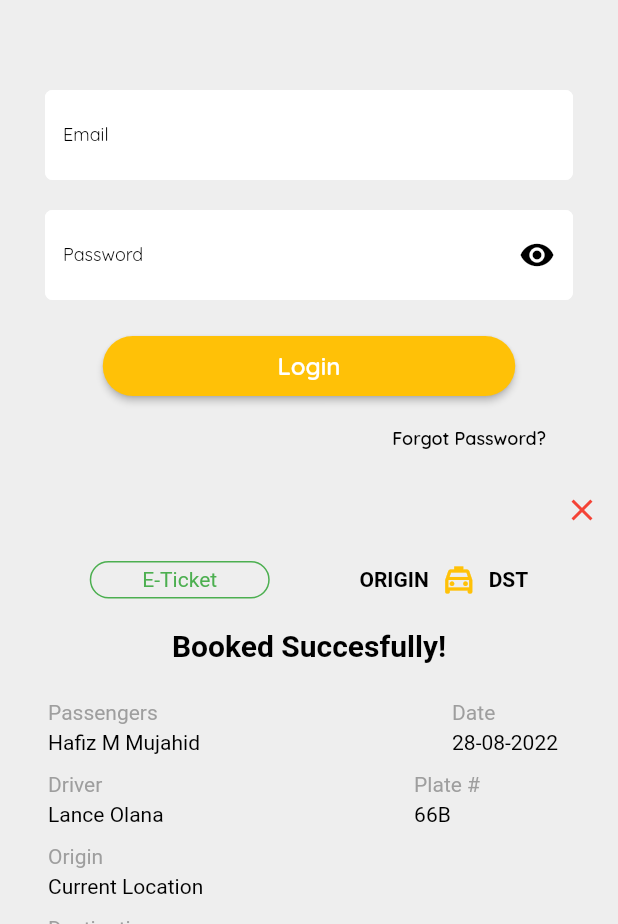
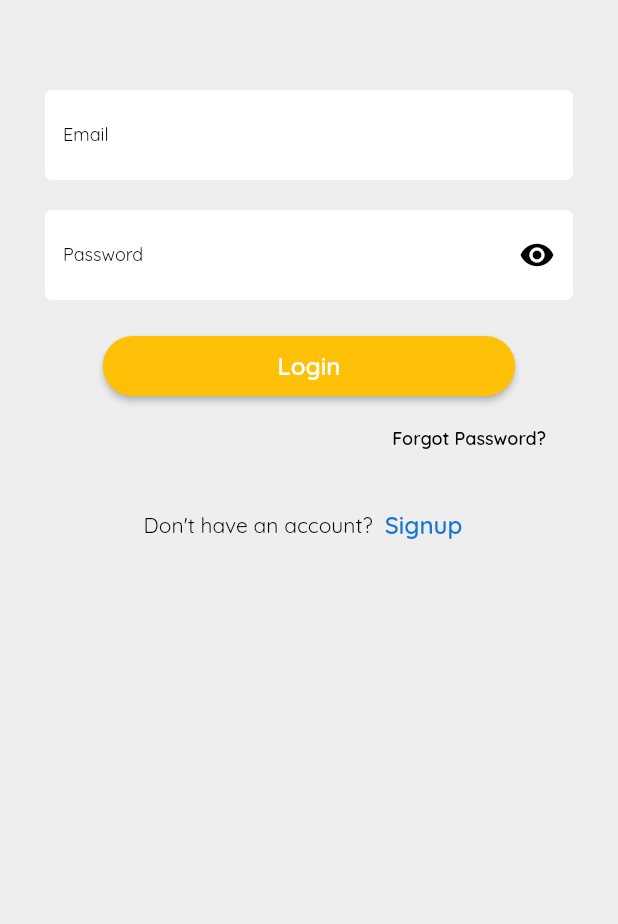
Before and after one commit to CarLKnight6/Metro_User, a Flutter app: the LoginPage screen opened directly, on a phone screen of 412 x 824 dp, the part 312-1236 px from its top. Run offline on Flutter 3.47's test engine with Material 2 defaults, Android fonts, the phone set to English and light mode, and no system bars; our stand-ins replace cloud_firestore, date_time_picker, firebase_auth, firebase_core, firebase_storage, flutter_rating_bar and 11 more; missing offline and left inert: flutter_onboard; accounts and stored records are empty.

Commit message:
customized ticket widget

```diff
--- a/lib/auth/login.dart
+++ b/lib/auth/login.dart
@@ -5,8 +5,6 @@ import 'package:taxi_user/widgets/text/text_bold.dart';
 import 'package:taxi_user/widgets/text/text_regular.dart';
 import 'package:taxi_user/widgets/textfields/normal_field.dart';
 import 'package:taxi_user/widgets/textfields/password_field.dart';
-import 'package:taxi_user/widgets/ticket_widget.dart';
-import 'package:ticket_widget/ticket_widget.dart';
 
 class LoginPage extends StatelessWidget {
   final _usernameController = TextEditingController();
@@ -68,11 +66,6 @@ class LoginPage extends StatelessWidget {
                     ),
                   ),
                 ),
-                const TicketWidget(
-                  width: 300,
-                  height: 500,
-                  child: TicketData(),
-                ),
                 const SizedBox(
                   height: 10,
                 ),
--- a/lib/widgets/ticket_widget.dart
+++ b/lib/widgets/ticket_widget.dart
@@ -1,13 +1,27 @@
 import 'package:flutter/material.dart';
+import 'package:intl/intl.dart';
 import 'package:taxi_user/widgets/text/text_bold.dart';
 
 class TicketData extends StatelessWidget {
-  const TicketData({
-    Key? key,
-  }) : super(key: key);
+  late String passenger = '';
+  late String driver = '';
+  late String plateNum = '';
+
+  late String destination = '';
+  late String distance = '';
+  late String fare = '';
+
+  TicketData(
+      {required this.passenger,
+      required this.driver,
+      required this.plateNum,
+      required this.destination,
+      required this.distance,
+      required this.fare});
 
   @override
   Widget build(BuildContext context) {
+    String cdate = DateFormat("yyyy-MM-dd").format(DateTime.now());
     return Column(
       crossAxisAlignment: CrossAxisAlignment.center,
       mainAxisAlignment: MainAxisAlignment.start,
@@ -82,12 +96,11 @@ class TicketData extends StatelessWidget {
           child: Column(
             crossAxisAlignment: CrossAxisAlignment.start,
             children: [
-              ticketDetailsWidget(
-                  'Passengers', 'Hafiz M Mujahid', 'Date', '28-08-2022'),
+              ticketDetailsWidget('Passengers', passenger, 'Date', cdate),
               Padding(
                 padding: const EdgeInsets.only(top: 12.0, right: 52.0),
-                child: ticketDetailsWidget(
-                    'Driver', 'Lance Olana', 'Plate #', '66B'),
+                child:
+                    ticketDetailsWidget('Driver', driver, 'Plate #', plateNum),
               ),
               Padding(
                 padding: const EdgeInsets.only(top: 12.0),
@@ -96,12 +109,12 @@ class TicketData extends StatelessWidget {
               ),
               Padding(
                 padding: const EdgeInsets.only(top: 12.0),
-                child: ticketDetailsWidget('Destination', 'Business', '', ''),
+                child: ticketDetailsWidget('Destination', destination, '', ''),
               ),
               Padding(
                 padding: const EdgeInsets.only(top: 12.0),
-                child:
-                    ticketDetailsWidget('Distance', '100km', 'Fare', '200php'),
+                child: ticketDetailsWidget(
+                    'Distance', distance, 'Fare', '${fare}php'),
               ),
             ],
           ),
```
